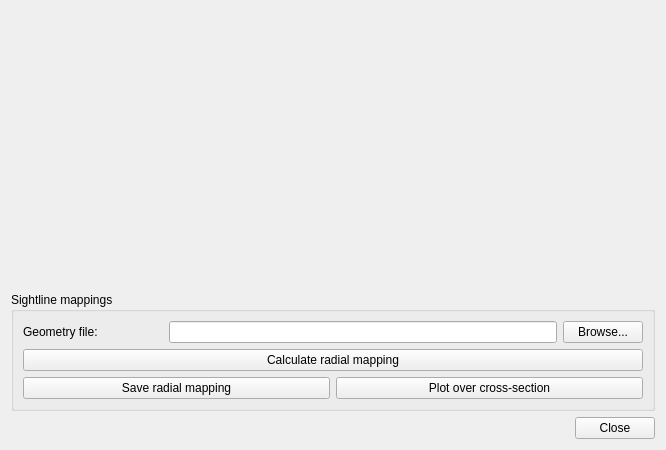
This is gui/ui/sightlineMappings.ui in hoppe93/softplot as Qt 5 draws it before an edit. The edited form follows.
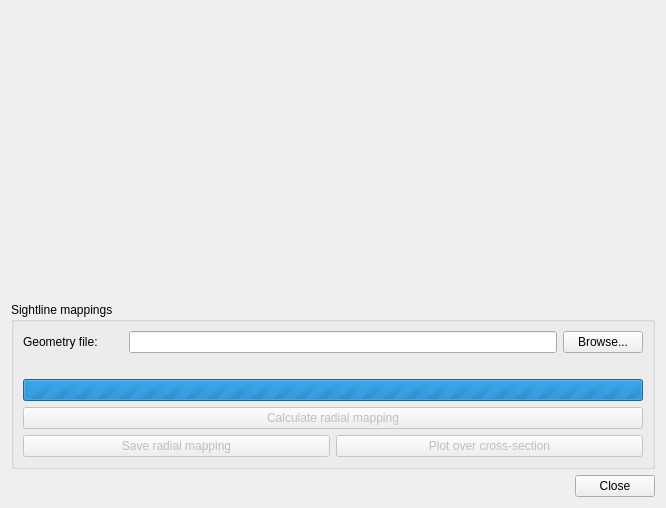
This is the edited form.

Commit message: Implemented GUI for mapping MSE sightlines to flux surfaces

```diff
--- a/gui/ui/sightlineMappings.ui
+++ b/gui/ui/sightlineMappings.ui
@@ -7,7 +7,7 @@
     <x>0</x>
     <y>0</y>
     <width>666</width>
-    <height>450</height>
+    <height>508</height>
    </rect>
   </property>
   <property name="windowTitle">
@@ -41,10 +41,16 @@
           </property>
           <property name="minimumSize">
            <size>
-            <width>140</width>
+            <width>100</width>
             <height>0</height>
            </size>
           </property>
+          <property name="maximumSize">
+           <size>
+            <width>100</width>
+            <height>16777215</height>
+           </size>
+          </property>
           <property name="text">
            <string>Geometry file:</string>
           </property>
@@ -66,6 +72,33 @@
         </item>
        </layout>
       </item>
+      <item>
+       <layout class="QHBoxLayout" name="horizontalLayout_5">
+        <property name="topMargin">
+         <number>0</number>
+        </property>
+        <item>
+         <widget class="QLabel" name="lblCalcStatus">
+          <property name="text">
+           <string/>
+          </property>
+         </widget>
+        </item>
+       </layout>
+      </item>
+      <item>
+       <widget class="QProgressBar" name="progressBar">
+        <property name="maximum">
+         <number>0</number>
+        </property>
+        <property name="value">
+         <number>0</number>
+        </property>
+        <property name="format">
+         <string>%v/%m</string>
+        </property>
+       </widget>
+      </item>
       <item>
        <layout class="QHBoxLayout" name="horizontalLayout_2">
         <property name="topMargin">
@@ -73,6 +106,9 @@
         </property>
         <item>
          <widget class="QPushButton" name="btnCalc">
+          <property name="enabled">
+           <bool>false</bool>
+          </property>
           <property name="text">
            <string>Calculate radial mapping</string>
           </property>
@@ -90,6 +126,9 @@
         </property>
         <item>
          <widget class="QPushButton" name="btnSave">
+          <property name="enabled">
+           <bool>false</bool>
+          </property>
           <property name="text">
            <string>Save radial mapping</string>
           </property>
@@ -97,6 +136,9 @@
         </item>
         <item>
          <widget class="QPushButton" name="btnPlotXS">
+          <property name="enabled">
+           <bool>false</bool>
+          </property>
           <property name="text">
            <string>Plot over cross-section</string>
           </property>
```
Left out of the diff: 2 changed lines with no effect on the pictures. The commit also changes 6 other files.
